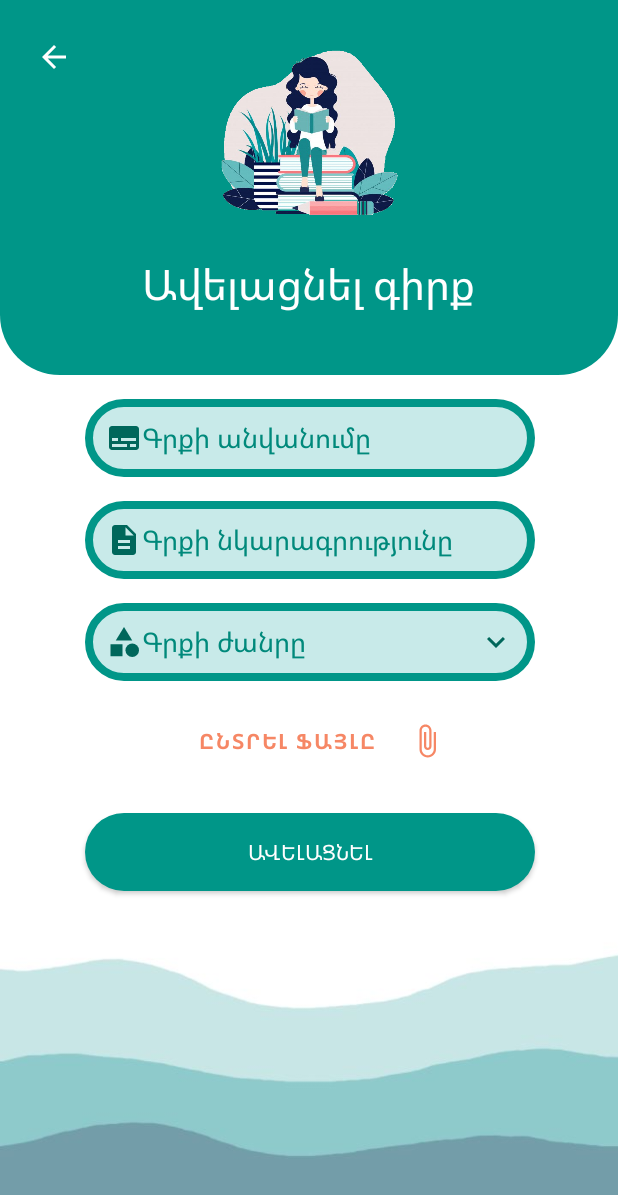
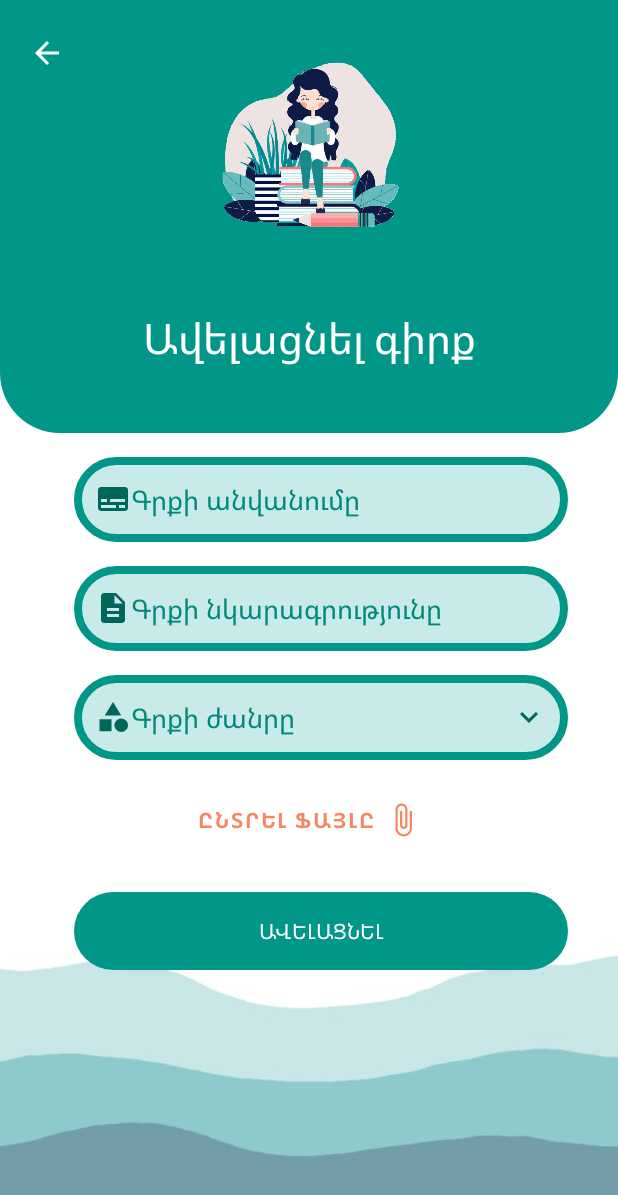
Before and after one commit to RuzannaOhanyan/BookApp, an Android app: the BookAddFragment screen opened through its navigation route, on a phone screen of 412 x 824 dp. Shown: the top 1195 px of the screen. Run offline under Robolectric (Android 15) with nearby library versions, the phone set to English and light mode, and no system bars; our stand-ins replace Firebase (no records; nobody signed in at launch, a user with empty details on screens opened directly).

Commit message:
edit layout

```diff
--- a/app/src/main/java/com/example/bookapp/fragments/BookAddFragment.kt
+++ b/app/src/main/java/com/example/bookapp/fragments/BookAddFragment.kt
@@ -58,7 +58,7 @@ class BookAddFragment : Fragment() {
         binding.btnAddBook.setOnClickListener {
             validation()
         }
-        binding.btnBack1.setOnClickListener {
+        binding.btnBack.setOnClickListener {
             view.findNavController().navigate(R.id.action_bookAddFragment_to_dashboardAdminFragment)
         }
     }
--- a/app/src/main/java/com/example/bookapp/fragments/CategoryAddFragment.kt
+++ b/app/src/main/java/com/example/bookapp/fragments/CategoryAddFragment.kt
@@ -58,7 +58,7 @@ class CategoryAddFragment : Fragment() {
         map["category"]=category
         map["timestamp"]=timestamp
         map["uid"]=auth.uid.toString()
-        //reference of root
+
         val ref = FirebaseDatabase.getInstance().getReference("Categories")
         ref.child(timestamp.toString())
             .setValue(map)
--- a/app/src/main/java/com/example/bookapp/fragments/PdfViewerFragment.kt
+++ b/app/src/main/java/com/example/bookapp/fragments/PdfViewerFragment.kt
@@ -35,7 +35,7 @@ class PdfViewerFragment : Fragment() {
                 binding.pdfViewer.fromBytes(bytes)
                     .swipeHorizontal(false)
                     .onPageChange{page,pageCount->
-                        val currentPage=page+1//because page start with 0
+                        val currentPage=page+1
                         binding.Pages.text="$currentPage/$pageCount"
                         Log.d(TAG,"Հաջողությամբ բեռնված էջը $currentPage/$pageCount :)")
                     }
@@ -49,7 +49,7 @@ class PdfViewerFragment : Fragment() {
                 binding.progressBarViewer.visibility= View.GONE
             }
             .addOnFailureListener {
-                Toast.makeText(this.context,"ասդ", Toast.LENGTH_LONG).show()
+                Toast.makeText(this.context,"Կա սխալ", Toast.LENGTH_LONG).show()
                 Log.d(TAG,"Գիրք ստանալու սխալի ${it.message} պատճառով :(")
                 binding.progressBarViewer.visibility= View.GONE
             }
--- a/app/src/main/res/layout/dialog_comment_add.xml
+++ b/app/src/main/res/layout/dialog_comment_add.xml
@@ -19,7 +19,7 @@
 
     <TextView
         android:id="@+id/titleTv"
-        android:layout_width="252dp"
+        android:layout_width="match_parent"
         android:layout_height="wrap_content"
         android:layout_alignParentTop="true"
         android:layout_alignParentEnd="true"
--- a/app/src/main/res/layout/fragment_book_add.xml
+++ b/app/src/main/res/layout/fragment_book_add.xml
@@ -6,114 +6,23 @@
     android:layout_height="match_parent"
     android:background="@drawable/back02"
     tools:context=".fragments.BookAddFragment">
-    <androidx.constraintlayout.widget.ConstraintLayout
-        android:id="@+id/cons"
+
+    <androidx.appcompat.widget.AppCompatButton
+        android:id="@+id/btn_add_book"
         android:layout_width="0dp"
-        android:layout_height="250dp"
-        android:background="@drawable/shape_toolbar12"
-        app:layout_constraintEnd_toEndOf="parent"
-        app:layout_constraintHorizontal_bias="0.0"
-        app:layout_constraintStart_toStartOf="parent"
-        app:layout_constraintTop_toTopOf="parent">
-
-        <ImageButton
-            android:id="@+id/btn_back1"
-            android:layout_width="62dp"
-            android:layout_height="68dp"
-            android:layout_marginTop="4dp"
-            android:background="@android:color/transparent"
-            app:layout_constraintEnd_toStartOf="@+id/imageView3"
-            app:layout_constraintHorizontal_bias="0.056"
-            app:layout_constraintStart_toStartOf="parent"
-            app:layout_constraintTop_toTopOf="parent"
-            app:srcCompat="@drawable/ic_back_white"
-            tools:ignore="SpeakableTextPresentCheck" />
-
-        <ImageView
-            android:id="@+id/imageView3"
-            android:layout_width="130dp"
-            android:layout_height="130dp"
-            app:layout_constraintBottom_toBottomOf="parent"
-            app:layout_constraintEnd_toEndOf="parent"
-            app:layout_constraintHorizontal_bias="0.498"
-            app:layout_constraintStart_toStartOf="parent"
-            app:layout_constraintTop_toTopOf="parent"
-            app:layout_constraintVertical_bias="0.2"
-            app:srcCompat="@drawable/logoo" />
-
-        <TextView
-            android:id="@+id/textView3"
-            android:layout_width="wrap_content"
-            android:layout_height="wrap_content"
-            android:layout_marginTop="16dp"
-            android:text="Ավելացնել գիրք"
-            android:textColor="@color/white"
-            android:textSize="28sp"
-            app:layout_constraintEnd_toEndOf="@+id/imageView3"
-            app:layout_constraintStart_toStartOf="@+id/imageView3"
-            app:layout_constraintTop_toBottomOf="@+id/imageView3" />
-    </androidx.constraintlayout.widget.ConstraintLayout>
-
-    <EditText
-        android:id="@+id/ed_title"
-        style="@android:style/Widget.DeviceDefault.AutoCompleteTextView"
-        android:layout_width="300dp"
-        android:layout_height="52dp"
-        android:layout_marginTop="16dp"
-        android:background="@drawable/shape_edittext01"
-        android:drawableStart="@drawable/ic_subtitles_gray"
-        android:ems="10"
-        android:hint="Գրքի անվանումը"
-        android:inputType="textEmailAddress"
-        android:paddingStart="14dp"
-        android:textColor="#011A2E"
-        android:textColorHint="#00897b"
-        app:layout_constraintEnd_toEndOf="parent"
-        app:layout_constraintHorizontal_bias="0.504"
-        app:layout_constraintStart_toStartOf="parent"
-        app:layout_constraintTop_toBottomOf="@+id/cons" />
-
-    <EditText
-        android:id="@+id/ed_description"
-        style="@android:style/Widget.DeviceDefault.AutoCompleteTextView"
-        android:layout_width="300dp"
-        android:layout_height="52dp"
-        android:layout_marginTop="16dp"
-        android:background="@drawable/shape_edittext01"
-        android:drawableStart="@drawable/ic_description_gray"
-        android:ems="10"
-        android:hint="Գրքի նկարագրությունը"
-        android:inputType="textEmailAddress"
-        android:paddingStart="14dp"
-        android:textColor="#011A2E"
-        android:textColorHint="#00897b"
-        app:layout_constraintStart_toStartOf="@+id/ed_title"
-        app:layout_constraintTop_toBottomOf="@+id/ed_title" />
-
-
-    <EditText
-        android:id="@+id/ed_categorie"
-        style="@android:style/Widget.DeviceDefault.AutoCompleteTextView"
-        android:layout_width="300dp"
-        android:layout_height="52dp"
-        android:layout_marginTop="16dp"
-        android:background="@drawable/shape_edittext01"
-        android:drawableStart="@drawable/ic_categorie_gray"
-        android:drawableEnd="@drawable/ic_down_gray"
-        android:editable="false"
-        android:ems="10"
-        android:paddingEnd="14dp"
-        android:hint="Գրքի ժանրը"
-        android:inputType="textEmailAddress"
-        android:paddingStart="14dp"
-        android:textColor="#011A2E"
-        android:textColorHint="#00897b"
-        app:layout_constraintStart_toStartOf="@+id/ed_description"
-        app:layout_constraintTop_toBottomOf="@+id/ed_description" />
+        android:layout_height="wrap_content"
+        android:layout_marginTop="24dp"
+        android:background="@drawable/shape_button01"
+        android:paddingVertical="16dp"
+        android:text="Ավելացնել"
+        android:textColor="@color/white"
+        app:layout_constraintEnd_toEndOf="@+id/ed_categorie"
+        app:layout_constraintStart_toStartOf="@+id/ed_categorie"
+        app:layout_constraintTop_toBottomOf="@id/att_pdf" />
 
     <Button
         android:id="@+id/att_pdf"
-        android:layout_width="300dp"
+        android:layout_width="wrap_content"
         android:layout_height="wrap_content"
         android:layout_marginTop="16dp"
         android:background="@android:color/transparent"
@@ -123,22 +32,119 @@
         android:text="ԸՆՏՐԵԼ ՖԱՅԼԸ"
         android:textColor="#F68765"
         android:textStyle="bold"
-        app:layout_constraintEnd_toEndOf="@+id/ed_categorie"
+        app:layout_constraintEnd_toEndOf="parent"
+        app:layout_constraintStart_toStartOf="parent"
+        app:layout_constraintTop_toBottomOf="@id/ed_categorie" />
+
+    <EditText
+        android:id="@+id/ed_categorie"
+        style="@android:style/Widget.DeviceDefault.AutoCompleteTextView"
+        android:layout_width="0dp"
+        android:layout_height="wrap_content"
+        android:layout_marginTop="16dp"
+        android:background="@drawable/shape_edittext01"
+        android:drawableStart="@drawable/ic_categorie_gray"
+        android:drawableEnd="@drawable/ic_down_gray"
+        android:editable="false"
+        android:ems="10"
+        android:hint="Գրքի ժանրը"
+        app:layout_constraintStart_toStartOf="@id/ed_description"
+        app:layout_constraintEnd_toEndOf="@id/ed_description"
+        android:paddingVertical="16dp"
+        android:inputType="textEmailAddress"
+        android:paddingStart="14dp"
+        android:paddingEnd="14dp"
+        android:textColor="#011A2E"
+        android:textColorHint="#00897b"
+        app:layout_constraintTop_toBottomOf="@id/ed_description"
+
+        />
+
+    <EditText
+        android:id="@+id/ed_description"
+        style="@android:style/Widget.DeviceDefault.AutoCompleteTextView"
+        android:layout_width="0dp"
+        android:layout_height="wrap_content"
+        android:layout_marginTop="16dp"
+        android:background="@drawable/shape_edittext01"
+        android:drawableStart="@drawable/ic_description_gray"
+        android:ems="10"
+        android:hint="Գրքի նկարագրությունը"
+        android:inputType="textEmailAddress"
+        android:paddingVertical="16dp"
+        android:paddingStart="14dp"
+        android:textColor="#011A2E"
+        android:textColorHint="#00897b"
+        app:layout_constraintEnd_toEndOf="@+id/ed_title"
+        app:layout_constraintStart_toStartOf="@+id/ed_title"
+        app:layout_constraintTop_toBottomOf="@+id/ed_title" />
+
+    <ImageView
+        android:id="@+id/img_background"
+        android:layout_width="0dp"
+        android:layout_height="0dp"
+        app:layout_constraintHeight_percent="0.35"
+        app:layout_constraintEnd_toEndOf="parent"
         app:layout_constraintHorizontal_bias="0.0"
-        app:layout_constraintStart_toStartOf="@+id/ed_categorie"
-        app:layout_constraintTop_toBottomOf="@+id/ed_categorie" />
+        app:layout_constraintStart_toStartOf="parent"
+        app:layout_constraintTop_toTopOf="parent"
+        app:srcCompat="@drawable/shape_toolbar12" />
 
-    <androidx.appcompat.widget.AppCompatButton
-        android:id="@+id/btn_add_book"
-        android:layout_width="300dp"
-        android:layout_height="52dp"
-        android:layout_marginTop="24dp"
-       android:background="@drawable/shape_button01"
-        android:text="Ավելացնել"
+    <ImageButton
+        android:id="@+id/btn_back"
+        android:layout_width="62dp"
+        android:layout_height="62dp"
+        android:layout_marginTop="4dp"
+        android:background="@android:color/transparent"
+        app:layout_constraintHorizontal_bias="0.056"
+        app:layout_constraintStart_toStartOf="parent"
+        app:layout_constraintTop_toTopOf="parent"
+        app:srcCompat="@drawable/ic_back_white"
+        />
+
+    <ImageView
+        android:id="@+id/img_logo"
+        android:layout_width="130dp"
+        android:layout_height="130dp"
+        app:layout_constraintBottom_toBottomOf="@+id/img_background"
+        app:layout_constraintEnd_toEndOf="parent"
+        app:layout_constraintStart_toStartOf="parent"
+        app:layout_constraintTop_toTopOf="@+id/img_background"
+        app:layout_constraintVertical_bias="0.2"
+        app:srcCompat="@drawable/logoo" />
+
+    <TextView
+        android:id="@+id/textView"
+        android:layout_width="wrap_content"
+        android:layout_height="wrap_content"
+        android:text="Ավելացնել գիրք"
         android:textColor="@color/white"
-        app:layout_constraintEnd_toEndOf="@+id/att_pdf"
-        app:layout_constraintHorizontal_bias="0.476"
-        app:layout_constraintStart_toStartOf="@+id/att_pdf"
-        app:layout_constraintTop_toBottomOf="@+id/att_pdf" />
+        android:textSize="28sp"
+        app:layout_constraintTop_toBottomOf="@id/img_logo"
+        app:layout_constraintStart_toStartOf="@id/img_background"
+        app:layout_constraintEnd_toEndOf="@id/img_background"
+        app:layout_constraintBottom_toBottomOf="@id/img_background"
+        />
+
+    <EditText
+        android:id="@+id/ed_title"
+        style="@android:style/Widget.DeviceDefault.AutoCompleteTextView"
+        android:layout_width="0dp"
+        app:layout_constraintWidth_percent="0.8"
+        android:layout_height="wrap_content"
+        android:layout_marginStart="16dp"
+        android:layout_marginTop="16dp"
+        android:background="@drawable/shape_edittext01"
+        android:drawableStart="@drawable/ic_subtitles_gray"
+        android:ems="10"
+        android:hint="Գրքի անվանումը"
+        android:inputType="textEmailAddress"
+        android:paddingVertical="16dp"
+        android:paddingStart="14dp"
+        android:textColor="#011A2E"
+        android:textColorHint="#00897b"
+        app:layout_constraintEnd_toEndOf="@id/img_background"
+        app:layout_constraintStart_toStartOf="parent"
+        app:layout_constraintTop_toBottomOf="@id/img_background" />
 
 </androidx.constraintlayout.widget.ConstraintLayout>
--- a/app/src/main/res/layout/fragment_books_user.xml
+++ b/app/src/main/res/layout/fragment_books_user.xml
@@ -12,7 +12,7 @@
     <EditText
         android:id="@+id/searchEt"
         android:layout_width="match_parent"
-        android:layout_height="54dp"
+        android:layout_height="wrap_content"
         android:layout_margin="16dp"
         android:background="@drawable/shape_edittext01"
         android:drawableStart="@drawable/ic_search_gray"
--- a/app/src/main/res/layout/fragment_dashboard_admin.xml
+++ b/app/src/main/res/layout/fragment_dashboard_admin.xml
@@ -55,7 +55,7 @@
 
     <androidx.recyclerview.widget.RecyclerView
         android:id="@+id/rv"
-        android:layout_width="match_parent"
+        android:layout_width="0dp"
         android:layout_height="446dp"
         android:layout_marginTop="8dp"
         app:layout_constraintBottom_toTopOf="@+id/btn_move_to_add_category"
--- a/app/src/main/res/layout/fragment_dashboard_user.xml
+++ b/app/src/main/res/layout/fragment_dashboard_user.xml
@@ -7,6 +7,7 @@
     android:layout_height="match_parent"
     android:background="@drawable/back02"
     tools:context=".fragments.DashboardUserFragment">
+
     <androidx.constraintlayout.widget.ConstraintLayout
         android:id="@+id/constraintLayoutUser"
         android:layout_width="0dp"
@@ -87,7 +88,7 @@
 
     <androidx.viewpager.widget.ViewPager
         android:id="@+id/ViewPager"
-        android:layout_width="350dp"
+        android:layout_width="0dp"
         android:layout_height="577dp"
         app:layout_constraintEnd_toEndOf="parent"
         app:layout_constraintHorizontal_bias="0.507"
--- a/app/src/main/res/layout/fragment_profile.xml
+++ b/app/src/main/res/layout/fragment_profile.xml
@@ -168,7 +168,7 @@
 
     <androidx.recyclerview.widget.RecyclerView
         android:id="@+id/reservedBooksRv"
-        android:layout_width="match_parent"
+        android:layout_width="0dp"
         android:layout_height="300dp"
         android:layout_margin="10dp"
         android:layout_marginTop="8dp"
--- a/app/src/main/res/layout/fragment_profile_edit.xml
+++ b/app/src/main/res/layout/fragment_profile_edit.xml
@@ -14,7 +14,7 @@
         android:layout_height="?actionBarSize"
         android:background="@drawable/shape_toolbar2"
         app:layout_constraintTop_toTopOf="parent">
-        <!--Back button-->
+
         <ImageButton
             android:id="@+id/backBtn"
             android:layout_width="wrap_content"
@@ -26,7 +26,7 @@
             android:minHeight="48dp"
             android:src="@drawable/ic_back_white"
             tools:ignore="SpeakableTextPresentCheck" />
-        <!--Title-->
+
         <TextView
             android:id="@+id/edit_profile_tv"
             android:layout_width="wrap_content"
@@ -36,7 +36,6 @@
             android:text="Խմբագրել պրոֆիլը"
             android:textColor="@color/white"
             android:textStyle="bold" />
-        <!--Profile edit button-->
     </RelativeLayout>
 
     <com.google.android.material.imageview.ShapeableImageView
--- a/app/src/main/res/layout/fragment_splash.xml
+++ b/app/src/main/res/layout/fragment_splash.xml
@@ -1,10 +1,9 @@
 <?xml version="1.0" encoding="utf-8"?>
-<androidx.constraintlayout.widget.ConstraintLayout xmlns:android="http://schemas.android.com/apk/res/android"
+<LinearLayout xmlns:android="http://schemas.android.com/apk/res/android"
     xmlns:tools="http://schemas.android.com/tools"
     xmlns:app="http://schemas.android.com/apk/res-auto"
     android:layout_width="match_parent"
     android:layout_height="match_parent"
     android:background="@drawable/back01"
     tools:context=".fragments.SplashFragment">
-
-</androidx.constraintlayout.widget.ConstraintLayout>
+</LinearLayout>
--- a/app/src/main/res/layout/row_comment.xml
+++ b/app/src/main/res/layout/row_comment.xml
@@ -57,7 +57,7 @@
             android:layout_height="wrap_content"
             android:layout_marginStart="12dp"
             android:layout_marginTop="8dp"
-            android:text="Օգտագործողի բովանդակությունը"
+            android:text="Օգտագործողի մեկնաբանությունը"
             android:textColor="@color/gray02"
             android:textSize="12sp"
             app:layout_constraintStart_toEndOf="@+id/profileIv"
--- a/app/src/main/res/layout/row_reserved_books.xml
+++ b/app/src/main/res/layout/row_reserved_books.xml
@@ -20,7 +20,6 @@
             android:background="@color/gray02"
             android:layout_marginEnd="5dp">
 
-            <!--Pdf view -->
             <com.github.barteksc.pdfviewer.PDFView
                 android:id="@+id/pdfView"
                 android:layout_width="match_parent"
@@ -29,7 +28,6 @@
                 android:id="@+id/progressBar"
                 android:layout_width="match_parent"
                 android:layout_height="match_parent"/>
-
 
 
         </RelativeLayout>
@@ -42,6 +40,7 @@
             android:layout_toEndOf="@+id/pdfRL"
             android:ellipsize="end"
             android:maxLines="1"
+            android:textSize="16sp"
             android:text="Գրքի անվանումը"
             android:textColor="@color/blue" />
 
@@ -68,7 +67,7 @@
             android:layout_marginTop="8dp"
             android:layout_toEndOf="@id/pdfRL"
             android:ellipsize="end"
-            android:maxLines="4"
+            android:maxLines="2"
             android:text="Գրքի նկարագրությունը"
             android:textColor="@color/blue" />
 
```
Also changed, not shown: app/src/main/res/layout/fragment_category_add.xml (+42 -43 lines), app/src/main/res/layout/row_pdf_user.xml (+11 -9 lines).
